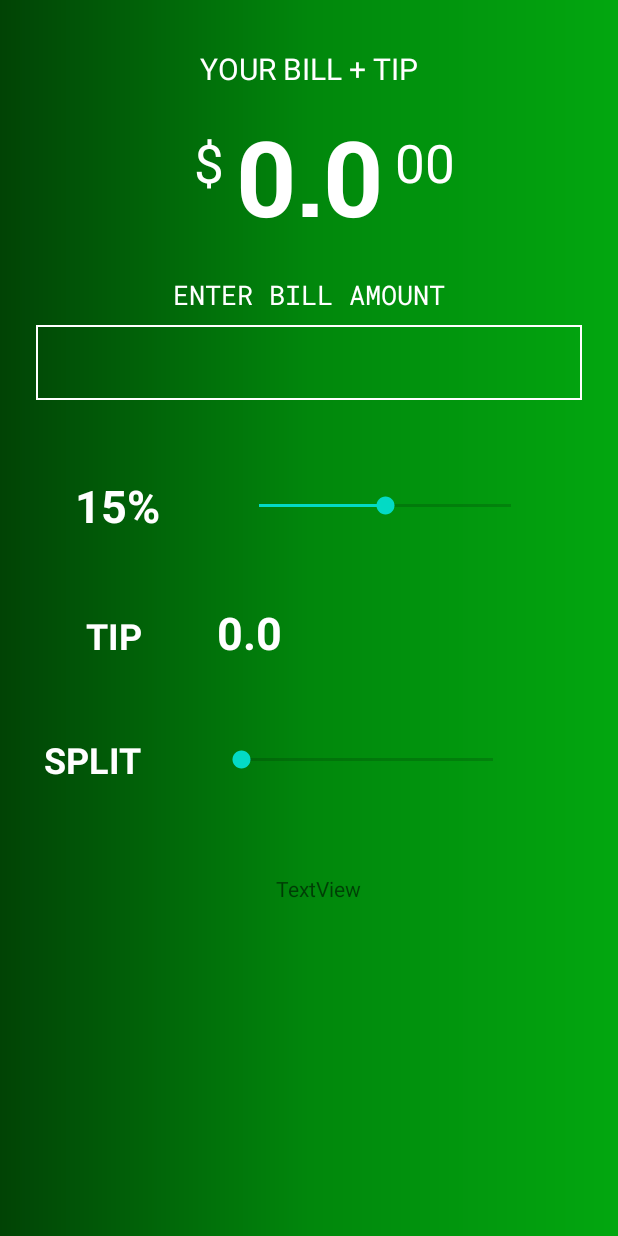
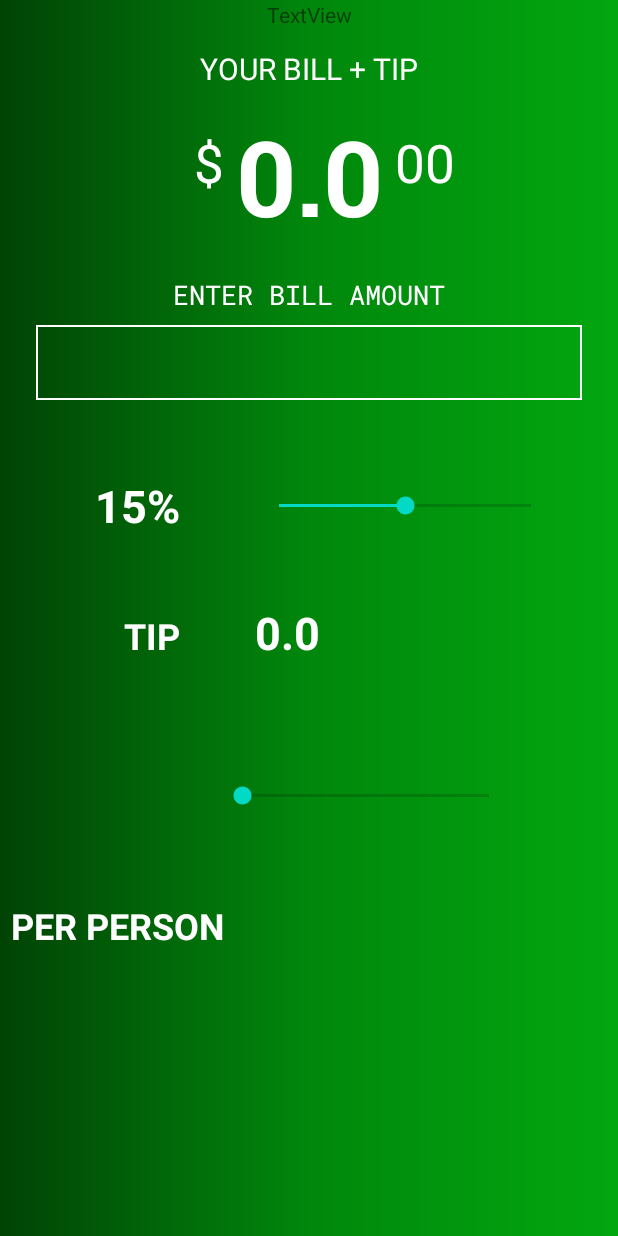
Before and after one commit to DivineUgorji/TipCalculator, an Android app: the screen it shows after launch (MainActivity), on a phone screen of 412 x 824 dp. Run offline under Robolectric (Android 15) with nearby library versions, the phone set to English and light mode, and no system bars; Roboto replaces fonts that are not available here.

Commit message:
Improved the user interface

```diff
--- a/app/src/main/java/com/example/tipcalculator/MainActivity.kt
+++ b/app/src/main/java/com/example/tipcalculator/MainActivity.kt
@@ -11,8 +11,10 @@ import kotlinx.android.synthetic.main.activity_main.*
 private const val INITIAL_TIP_PERCENT = 15
 private const val DEFAULT_TOTAL_AMOUNT = 0.00
 private const val DEFAULT_TIP_AMOUNT = 0.00
+private const val DEFAULT_SPLIT_VALUE = 2
 
 class MainActivity : AppCompatActivity() {
+
 
     override fun onCreate(savedInstanceState: Bundle?) {
         super.onCreate(savedInstanceState)
@@ -22,12 +24,11 @@ class MainActivity : AppCompatActivity() {
         tvTipPercent.text = "$INITIAL_TIP_PERCENT%"
         tvTotalAmount.text = DEFAULT_TOTAL_AMOUNT.toString()
         tvTipAmount.text = DEFAULT_TIP_AMOUNT.toString()
-
+        seekBarSplit.progress = DEFAULT_SPLIT_VALUE
 
         seekBarTip.setOnSeekBarChangeListener(object: SeekBar.OnSeekBarChangeListener{
 
             override fun onProgressChanged(p0: SeekBar?, progress: Int, p2: Boolean) {
-                var min: Int = 10
                 tvTipPercent.text = "$progress%"
                 updateTipDescription(progress)
                 computeTipAndTotal()
@@ -47,6 +48,20 @@ class MainActivity : AppCompatActivity() {
 
             override fun onTextChanged(p0: CharSequence?, p1: Int, p2: Int, p3: Int) {}
         })
+
+
+        seekBarSplit.setOnSeekBarChangeListener(object: SeekBar.OnSeekBarChangeListener{
+
+            override fun onProgressChanged(p0: SeekBar?, progress: Int, p2: Boolean) {
+                tvSplitResult.text = "$progress"
+
+            }
+
+            override fun onStartTrackingTouch(p0: SeekBar?) {}
+
+            override fun onStopTrackingTouch(p0: SeekBar?) {}
+        })
+
     }
 
     private fun updateTipDescription(tipPercent: Int) {
@@ -73,10 +88,12 @@ class MainActivity : AppCompatActivity() {
         val tipAmount  = baseAmount * tipPercent / 100
         val totalAmount = baseAmount + tipPercent
 
+
         tvTipAmount.text = "%.2f".format(tipAmount)
         tvTotalAmount.text = "%.2f".format(totalAmount)
 
     }
+
 
     override fun onWindowFocusChanged(hasFocus: Boolean) {
         super.onWindowFocusChanged(hasFocus)
--- a/app/src/main/res/layout/activity_main.xml
+++ b/app/src/main/res/layout/activity_main.xml
@@ -109,12 +109,12 @@
         android:id="@+id/tvTipPercent"
         android:layout_width="wrap_content"
         android:layout_height="wrap_content"
-        android:layout_marginStart="50dp"
         android:layout_marginTop="50dp"
+        android:layout_marginEnd="268dp"
         android:textColor="@android:color/background_light"
         android:textSize="30sp"
         android:textStyle="bold"
-        app:layout_constraintStart_toStartOf="parent"
+        app:layout_constraintEnd_toEndOf="@+id/etBase"
         app:layout_constraintTop_toBottomOf="@+id/etBase"
         tools:text="15%" />
 
@@ -133,7 +133,6 @@
         android:layout_width="wrap_content"
         android:layout_height="wrap_content"
         android:layout_marginTop="50dp"
-        android:layout_marginEnd="12dp"
         android:text="TIP"
         android:textAppearance="@style/TextAppearance.AppCompat.Large"
         android:textColor="#FFFFFF"
@@ -157,35 +156,64 @@
         tools:text="3.91" />
 
     <TextView
-        android:id="@+id/textView7"
+        android:id="@+id/tvSplit"
         android:layout_width="wrap_content"
         android:layout_height="wrap_content"
-        android:layout_marginTop="50dp"
-        android:text="SPLIT"
+        android:layout_marginStart="64dp"
+        android:layout_marginTop="68dp"
         android:textColor="#FFFFFF"
         android:textSize="24sp"
         android:textStyle="bold"
         app:layout_constraintEnd_toEndOf="@+id/tipLabel"
-        app:layout_constraintTop_toBottomOf="@+id/tipLabel" />
+        app:layout_constraintStart_toStartOf="parent"
+        app:layout_constraintTop_toBottomOf="@+id/tipLabel"
+        tools:text="SPLIT BY 2" />
 
     <SeekBar
-        android:id="@+id/seekBar2"
+        android:id="@+id/seekBarSplit"
         android:layout_width="200dp"
         android:layout_height="20dp"
         android:layout_marginStart="50dp"
-        app:layout_constraintBottom_toBottomOf="@+id/textView7"
-        app:layout_constraintStart_toEndOf="@+id/textView7"
-        app:layout_constraintTop_toTopOf="@+id/textView7" />
+        app:layout_constraintBottom_toBottomOf="@+id/tvSplit"
+        app:layout_constraintStart_toEndOf="@+id/tvSplit"
+        app:layout_constraintTop_toTopOf="@+id/tvSplit"
+        app:layout_constraintVertical_bias="1.0" />
 
     <TextView
-        android:id="@+id/textView"
+        android:id="@+id/tvSpliLabel"
         android:layout_width="wrap_content"
         android:layout_height="wrap_content"
-        android:layout_marginStart="184dp"
+        android:layout_marginStart="64dp"
         android:layout_marginTop="60dp"
+        android:text="PER PERSON"
+        android:textColor="#FFFFFF"
+        android:textSize="24sp"
+        android:textStyle="bold"
+        app:layout_constraintEnd_toEndOf="@+id/tvSplit"
+        app:layout_constraintStart_toStartOf="parent"
+        app:layout_constraintTop_toBottomOf="@+id/tvSplit" />
+
+    <TextView
+        android:id="@+id/tvSplitResult"
+        android:layout_width="wrap_content"
+        android:layout_height="wrap_content"
+        android:layout_marginStart="50dp"
+        android:textColor="#FFFFFF"
+        android:textSize="30sp"
+        android:textStyle="bold"
+        app:layout_constraintBottom_toBottomOf="@+id/tvSpliLabel"
+        app:layout_constraintStart_toEndOf="@+id/tvSpliLabel"
+        app:layout_constraintTop_toTopOf="@+id/tvSpliLabel"
+        tools:text="9.20" />
+
+    <TextView
+        android:id="@+id/addon"
+        android:layout_width="wrap_content"
+        android:layout_height="wrap_content"
         android:text="TextView"
+        app:layout_constraintEnd_toEndOf="parent"
         app:layout_constraintStart_toStartOf="parent"
-        app:layout_constraintTop_toBottomOf="@+id/textView7" />
+        tools:layout_editor_absoluteY="661dp" />
 
 
 </androidx.constraintlayout.widget.ConstraintLayout>
```
